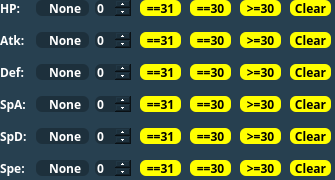
Old version of the form Forms/Controls/IVFilter.ui in the repository Admiral-Fish/PokeFinder.
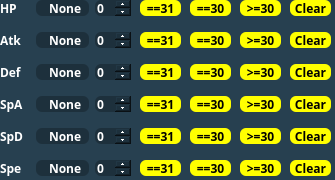
New version of the form. Icons and pictures are not drawn.

Diff of the .ui file:
```diff
--- a/Forms/Controls/IVFilter.ui
+++ b/Forms/Controls/IVFilter.ui
@@ -243,7 +243,7 @@
     </font>
    </property>
    <property name="text">
-    <string>SpA:</string>
+    <string>SpA</string>
    </property>
   </widget>
   <widget class="QSpinBox" name="spinBoxSpA">
@@ -500,7 +500,7 @@
     </font>
    </property>
    <property name="text">
-    <string>Def:</string>
+    <string>Def</string>
    </property>
   </widget>
   <widget class="QComboBox" name="comboBoxHP">
@@ -577,7 +577,7 @@
     </font>
    </property>
    <property name="text">
-    <string>SpD:</string>
+    <string>SpD</string>
    </property>
   </widget>
   <widget class="QComboBox" name="comboBoxAtk">
@@ -700,7 +700,7 @@
     </font>
    </property>
    <property name="text">
-    <string>Spe:</string>
+    <string>Spe</string>
    </property>
   </widget>
   <widget class="QLabel" name="atkLabel">
@@ -720,7 +720,7 @@
     </font>
    </property>
    <property name="text">
-    <string>Atk:</string>
+    <string>Atk</string>
    </property>
   </widget>
   <widget class="QLabel" name="hpLabel">
@@ -752,7 +752,7 @@
     </font>
    </property>
    <property name="text">
-    <string>HP:</string>
+    <string>HP</string>
    </property>
   </widget>
   <widget class="QPushButton" name="pushButtonG30HP">
```
